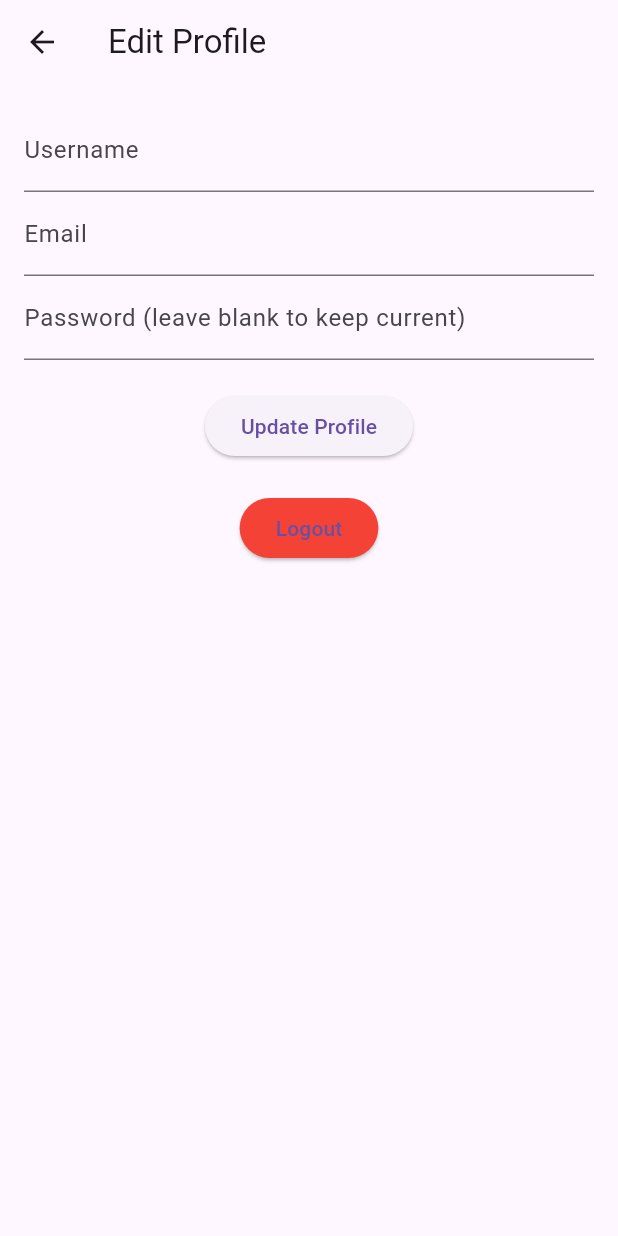
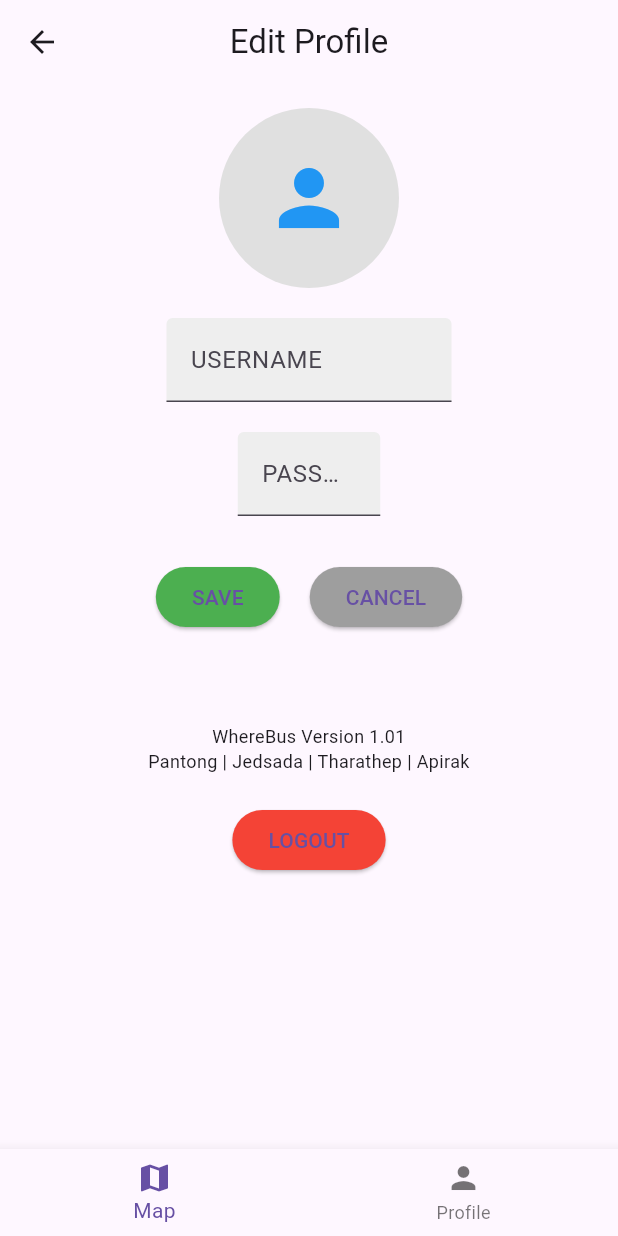
Before and after one commit to Paxius025/WhereBus_app, a Flutter app: the EditProfileScreen screen opened directly with empty values, on a phone screen of 412 x 824 dp. Run offline on Flutter 3.47's test engine with Material 3 defaults, Android fonts, the phone set to English and light mode, and no system bars; our stand-ins replace flutter_map, geolocator, latlong2; network calls fail.

Commit message:
style add add nav bar

```diff
--- a/lib/screens/edit_profile_screen.dart
+++ b/lib/screens/edit_profile_screen.dart
@@ -1,7 +1,9 @@
+// lib/screens/edit_profile_screen.dart
 import 'package:flutter/material.dart';
 import 'package:wherebus_app/services/api_service.dart';
 import 'package:wherebus_app/screens/main_screen.dart'; // Import MainScreen เพื่อกลับไปหลังอัปเดต
 import 'package:wherebus_app/screens/login_screen.dart'; // Import LoginScreen เพื่อใช้สำหรับ logout
+import 'package:wherebus_app/widgets/navigation_bar.dart'; // Import Navigation Bar
 
 class EditProfileScreen extends StatefulWidget {
   final String username;
@@ -21,7 +23,6 @@ class EditProfileScreen extends StatefulWidget {
 
 class _EditProfileScreenState extends State<EditProfileScreen> {
   final _usernameController = TextEditingController();
-  final _emailController = TextEditingController();
   final _passwordController = TextEditingController();
 
   final ApiService apiService = ApiService();
@@ -33,7 +34,6 @@ class _EditProfileScreenState extends State<EditProfileScreen> {
   void initState() {
     super.initState();
     _usernameController.text = widget.username;
-    _emailController.text = widget.email;
   }
 
   void _updateProfile() async {
@@ -47,7 +47,7 @@ class _EditProfileScreenState extends State<EditProfileScreen> {
       final response = await apiService.updateProfile(
         widget.userId,
         _usernameController.text,
-        _emailController.text,
+        widget.email,
         _passwordController.text.isNotEmpty ? _passwordController.text : null,
       );
 
@@ -99,35 +99,78 @@ class _EditProfileScreenState extends State<EditProfileScreen> {
 
   @override
   Widget build(BuildContext context) {
+    double screenWidth = MediaQuery.of(context).size.width;
+
     return Scaffold(
       appBar: AppBar(
         title: Text('Edit Profile'),
+        centerTitle: true,
       ),
-      body: Padding(
+      body: SingleChildScrollView(
+        child: Padding(
           padding: const EdgeInsets.all(16.0),
           child: Column(
+            mainAxisAlignment: MainAxisAlignment.center,
             children: [
-            TextField(
+              CircleAvatar(
+                radius: 60,
+                backgroundColor: Colors.grey[300],
+                child: Icon(
+                  Icons.person,
+                  size: 60,
+                  color: Colors.blue,
+                ),
+              ),
+              const SizedBox(height: 20),
+              FractionallySizedBox(
+                widthFactor:
+                    0.5, // กล่องข้อความขนาด 50% ของหน้าจอ ทำให้มีระยะขอบด้านละ 25%
+                child: TextField(
                   controller: _usernameController,
-              decoration: InputDecoration(labelText: 'Username'),
+                  decoration: InputDecoration(
+                    labelText: 'USERNAME',
+                    filled: true,
+                    fillColor: Colors.grey[200],
                   ),
-            TextField(
-              controller: _emailController,
-              decoration: InputDecoration(labelText: 'Email'),
                 ),
-            TextField(
+              ),
+              const SizedBox(height: 20),
+              FractionallySizedBox(
+                widthFactor: 0.25, // กล่องข้อความขนาด 25% ของหน้าจอ
+                child: TextField(
                   controller: _passwordController,
                   decoration: InputDecoration(
-                  labelText: 'Password (leave blank to keep current)'),
+                    labelText: 'PASSWORD',
+                    filled: true,
+                    fillColor: Colors.grey[200],
+                  ),
                   obscureText: true,
                 ),
-            SizedBox(height: 20),
-            _isLoading
-                ? CircularProgressIndicator()
-                : ElevatedButton(
+              ),
+              const SizedBox(height: 30),
+              Row(
+                mainAxisAlignment: MainAxisAlignment.center,
+                children: [
+                  ElevatedButton(
                     onPressed: _updateProfile,
-                    child: Text('Update Profile'),
+                    style: ElevatedButton.styleFrom(
+                      backgroundColor: Colors.green,
                     ),
+                    child: const Text('SAVE'),
+                  ),
+                  const SizedBox(width: 20),
+                  ElevatedButton(
+                    onPressed: () {
+                      Navigator.pop(context);
+                    },
+                    style: ElevatedButton.styleFrom(
+                      backgroundColor: Colors.grey,
+                    ),
+                    child: const Text('CANCEL'),
+                  ),
+                ],
+              ),
+              const SizedBox(height: 20),
               if (_errorMessage.isNotEmpty)
                 Padding(
                   padding: const EdgeInsets.all(8.0),
@@ -144,15 +187,28 @@ class _EditProfileScreenState extends State<EditProfileScreen> {
                     style: TextStyle(color: Colors.green),
                   ),
                 ),
-            SizedBox(height: 20),
+              const SizedBox(height: 40),
+              const Text(
+                'WhereBus Version 1.01\nPantong | Jedsada | Tharathep | Apirak',
+                textAlign: TextAlign.center,
+                style: TextStyle(fontSize: 12),
+              ),
+              const SizedBox(height: 20),
               ElevatedButton(
                 onPressed: _logout, // ปุ่ม Logout
                 style: ElevatedButton.styleFrom(backgroundColor: Colors.red),
-              child: Text('Logout'),
+                child: Text('LOGOUT'),
               ),
             ],
           ),
         ),
+      ),
+      bottomNavigationBar: NavigationBarWidget(
+        username: widget.username,
+        email: widget.email,
+        userId: widget.userId,
+        role: widget.role,
+      ), // เพิ่ม Navigation Bar
     );
   }
 }
--- a/lib/widgets/navigation_bar.dart
+++ b/lib/widgets/navigation_bar.dart
@@ -37,6 +37,8 @@ class _NavigationBarWidgetState extends State<NavigationBarWidget> {
           builder: (context) => AdminDashboardScreen(
             username: widget.username,
             userId: widget.userId,
+            email: widget.email, // เพิ่ม email
+            role: widget.role,   // เพิ่ม role
           ),
         ),
       );
```
Also changed, not shown: lib/screens/admin/admin_dashboard.dart (+46 -11 lines), lib/screens/admin/bus_status_screen.dart (+27 -16 lines), lib/screens/admin/driver_management_screen.dart (+27 -16 lines), lib/screens/admin/user_management_screen.dart (+21 -1 lines). Lines whose indentation alone changed are shown as unchanged.
